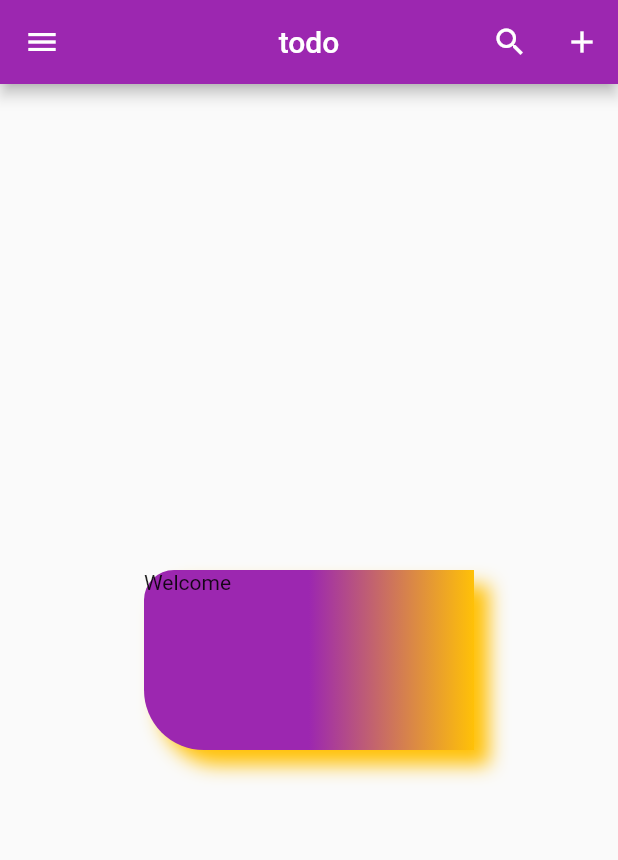
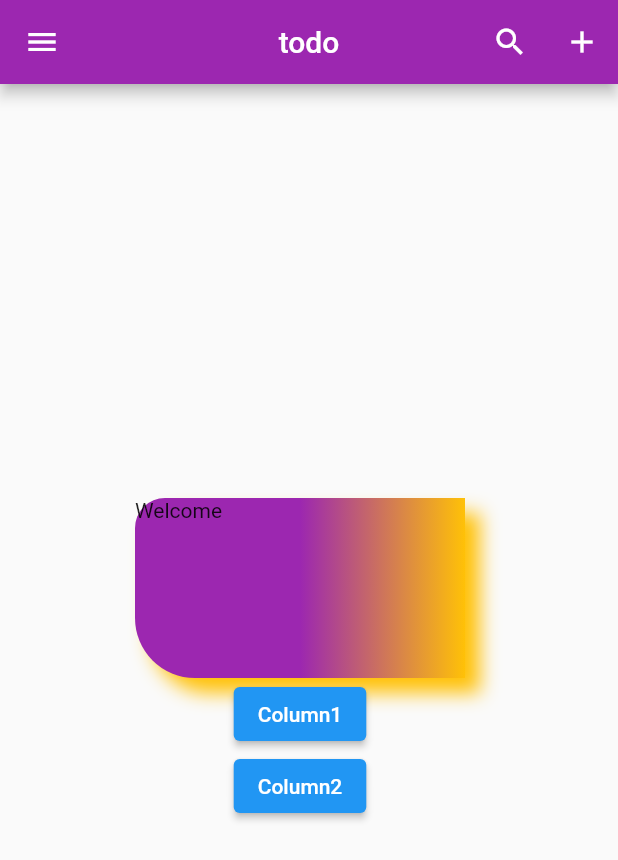
Before and after one commit to ghajavarestani/todo, a Flutter app: the screen it shows after launch, on a phone screen of 412 x 824 dp. Shown: the top 860 px of the screen. Run offline on Flutter 3.47's test engine with Material 2 defaults, Android fonts, the phone set to English and light mode, and no system bars.

Commit message:
payane film 37th shoroe film 38th row

```diff
--- a/lib/home_page.dart
+++ b/lib/home_page.dart
@@ -1,7 +1,4 @@
-
-
 import 'package:flutter/material.dart';
-
 
 //film 33&34&35&36th
 class HomePage extends StatefulWidget {
@@ -68,8 +65,21 @@ class _HomePageState extends State<HomePage> {
       //     print('welcome to flutter');
       //     },
       //   child: Text('Welcome'),),
-      body: Center(
-        child: Container(
+      body:
+
+      Container(
+        width: 400,
+        child: Column(
+          mainAxisAlignment: MainAxisAlignment.center,
+          //mainAxisAlignment: MainAxisAlignment.spaceBetween,
+          //mainAxisAlignment: MainAxisAlignment.spaceEvenly,
+          //mainAxisAlignment: MainAxisAlignment.spaceAround,
+          //mainAxisAlignment: MainAxisAlignment.start,
+          //mainAxisAlignment: MainAxisAlignment.end,
+          crossAxisAlignment: CrossAxisAlignment.center,
+          //crossAxisAlignment: CrossAxisAlignment.end,
+          children: [
+            Container(
               // color: Colors.green,
               height: 120,
               width: 220,
@@ -101,7 +111,45 @@ class _HomePageState extends State<HomePage> {
                 //payane film 36th va shoroue film 37th
               ),
             ),
+            ElevatedButton(onPressed: (){}, child: Text('Column1')),
+            ElevatedButton(onPressed: (){}, child: Text('Column2'))
+          ],
         ),
+      )
+      // body: Center(
+      //   child: Container(
+      //     // color: Colors.green,
+      //     height: 120,
+      //     width: 220,
+      //     child: Text('Welcome'),
+      //     decoration: BoxDecoration(
+      //       // color: Colors.green
+      //       gradient: LinearGradient(
+      //         begin: Alignment.topCenter,
+      //         end: Alignment.topRight,
+      //         colors: [
+      //           // Colors.purple.withOpacity(0.9),
+      //           // Colors.amber.withOpacity(0.5)
+      //           Colors.purple,
+      //           Colors.amber
+      //         ]
+      //       ),
+      //       //borderRadius: BorderRadius.all(Radius.circular(20))
+      //         borderRadius: BorderRadius.only(bottomLeft: Radius.circular(40),
+      //         topLeft: Radius.circular(20)
+      //         ),
+      //       boxShadow: [
+      //         BoxShadow(
+      //           color: Colors.amber,
+      //           blurRadius: 10.0,
+      //           //blurStyle:
+      //           offset: Offset(10,10)
+      //         )
+      //       ]
+      //         //payane film 36th va shoroue film 37th
+      //     ),
+      //   ),
       );
+    //payane film 37th shoroe film 38th row
   }
 }
```
Lines whose indentation alone changed are shown as unchanged.
